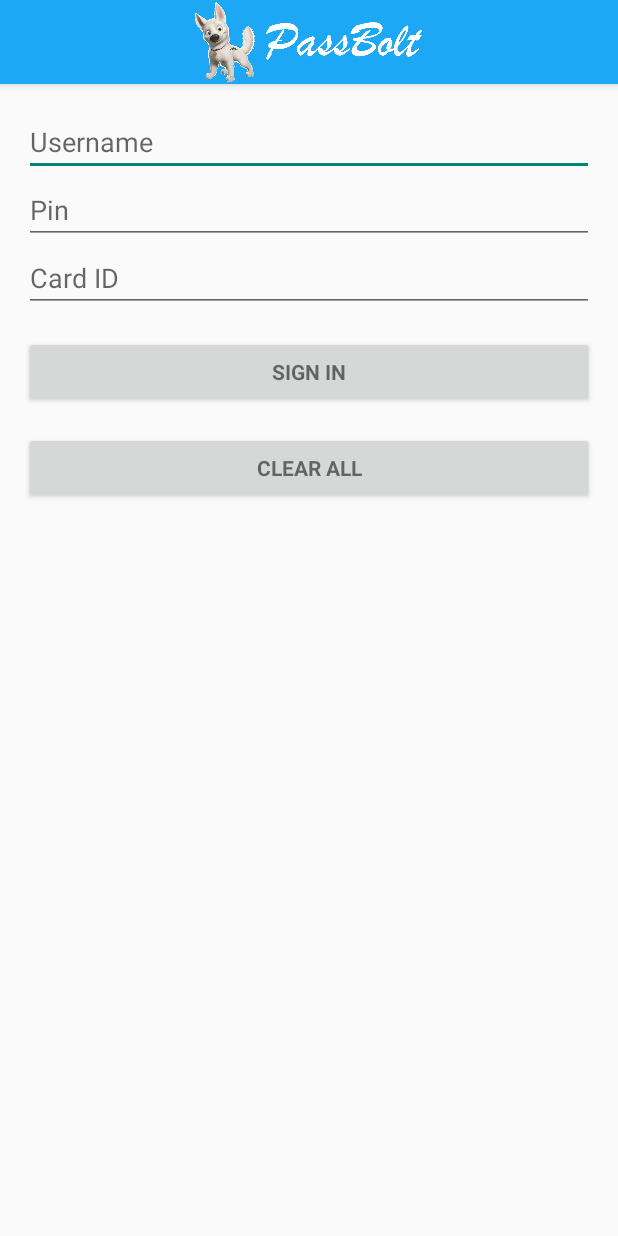
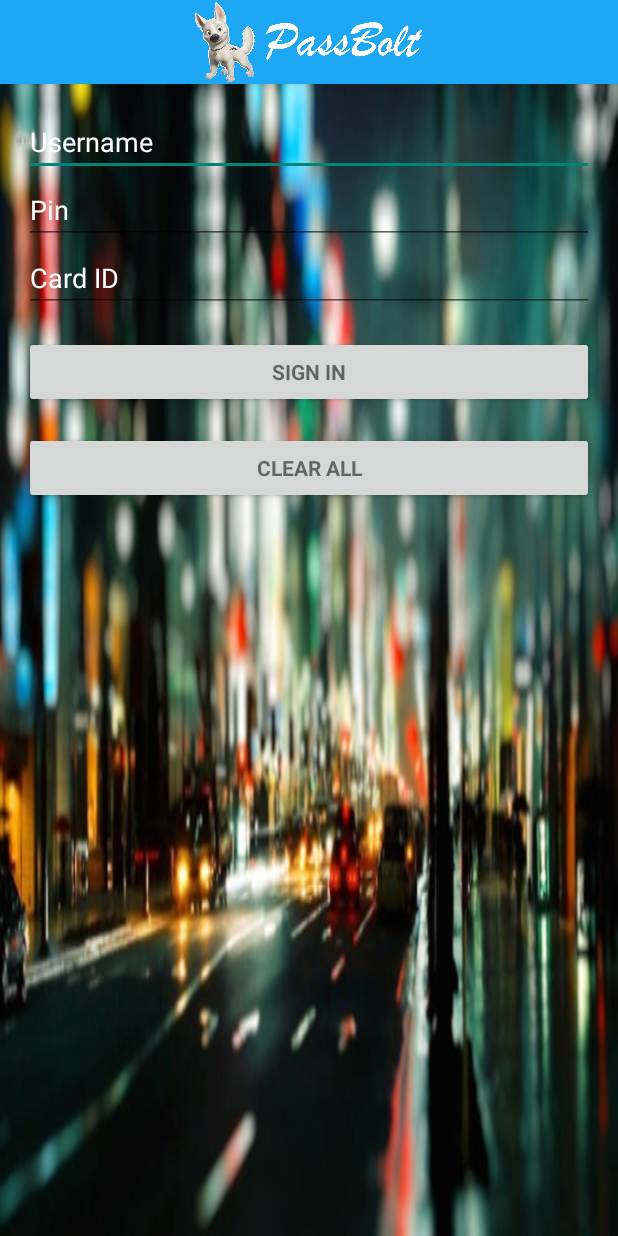
Before and after one commit to vishalshubham/PassBolt, an Android app: the PassBoltLoginActivity screen opened directly, with no data from a screen before it, on a phone screen of 412 x 824 dp. Run offline under Robolectric (Android 15) with nearby library versions, the phone set to English and light mode, and no system bars; libraries missing offline, so code that uses them is left out: com.loopj.android; 1 statement that could not run was skipped.

Commit message:
NFC login page background

```diff
--- a/app/src/main/res/layout/activity_pass_bolt_login.xml
+++ b/app/src/main/res/layout/activity_pass_bolt_login.xml
@@ -5,7 +5,8 @@
     android:paddingLeft="@dimen/activity_horizontal_margin"
     android:paddingRight="@dimen/activity_horizontal_margin"
     android:paddingTop="@dimen/activity_vertical_margin"
-    tools:context="com.bigh.nfcapp.util.PassBoltLoginActivity">
+    tools:context="com.bigh.nfcapp.util.PassBoltLoginActivity"
+    android:background="@drawable/login_image2">
 
     <!-- Login progress -->
     <ProgressBar android:id="@+id/login_progress" style="?android:attr/progressBarStyleLarge"
@@ -21,12 +22,16 @@
             <AutoCompleteTextView android:id="@+id/username" android:layout_width="match_parent"
                 android:layout_height="wrap_content" android:hint="@string/prompt_username"
                 android:inputType="textEmailAddress" android:maxLines="1"
-                android:singleLine="true" />
+                android:singleLine="true"
+                android:textColor="#FFFFFF"
+                android:textColorHint="#FFFFFF"/>
 
             <EditText android:id="@+id/password" android:layout_width="match_parent"
                 android:layout_height="wrap_content" android:hint="@string/prompt_pin"
                 android:inputType="textPassword"
-                android:maxLines="1" android:singleLine="true" />
+                android:maxLines="1" android:singleLine="true"
+                android:textColor="#FFFFFF"
+                android:textColorHint="#FFFFFF"/>
 
             <!--HorizontalScrollView
                 android:layout_width="match_parent"
@@ -41,7 +46,9 @@
                 android:layout_height="wrap_content" android:hint="@string/prompt_card"
                 android:inputType="textPassword"
                 android:maxLines="1" android:singleLine="true"
-                android:editable="false"/>
+                android:editable="false"
+                android:textColor="#FFFFFF"
+                android:textColorHint="#FFFFFF"/>
 
             <!--ToggleButton
                 android:id="@+id/cardDetectBtn"
```
Also changed, not shown: app/src/main/res/drawable/login_image1.jpg (added), app/src/main/res/drawable/login_image2.jpg (added).
